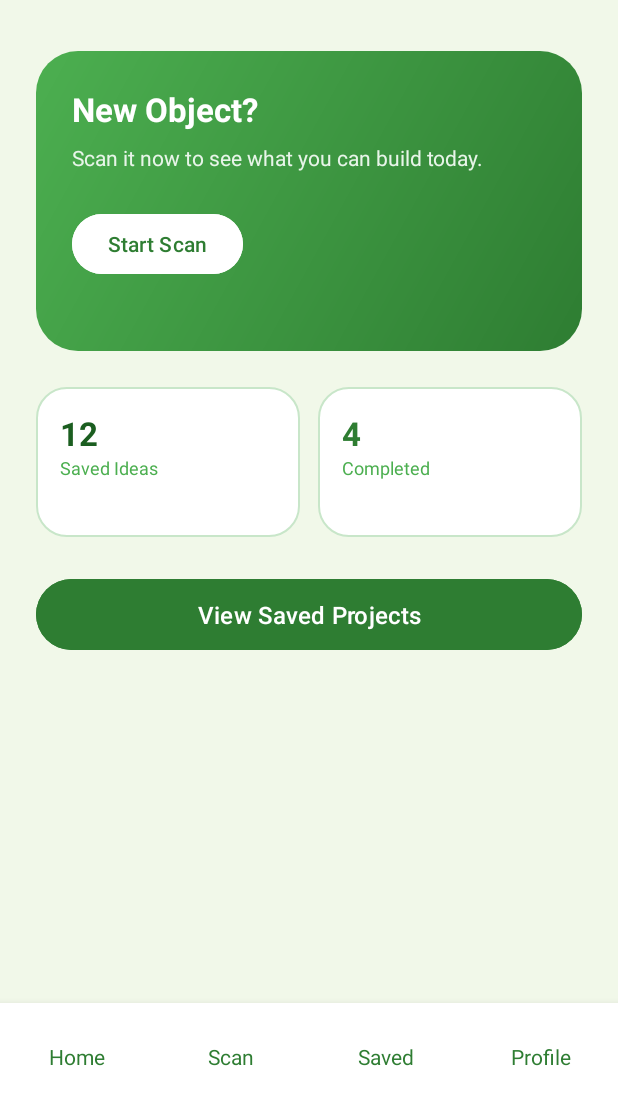
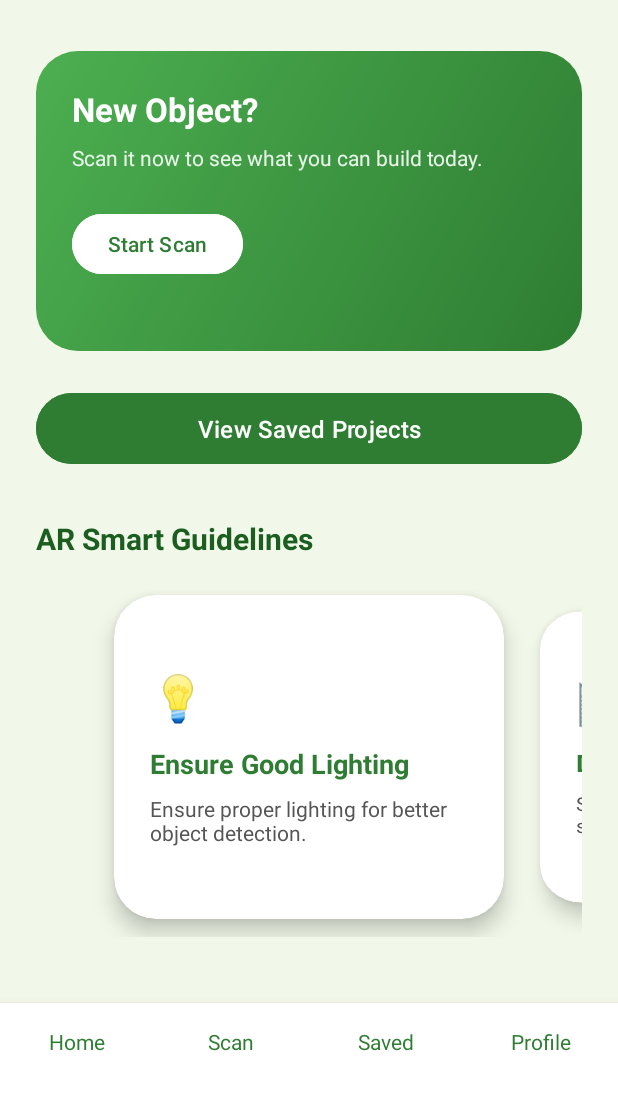
Before and after one commit to 1118akshara/Recreate, an Android app: the screen it shows after launch (HomeActivity), on a phone screen of 412 x 824 dp, the part 125-1236 px from its top. Run offline under Robolectric (Android 15) with nearby library versions, the phone set to English and light mode, and no system bars.

Commit message:
recreate final ui

```diff
--- a/app/src/main/AndroidManifest.xml
+++ b/app/src/main/AndroidManifest.xml
@@ -53,6 +53,9 @@
         <activity
             android:name=".activities.SavedProjectsActivity"
             android:exported="false" />
+        <activity
+            android:name=".activities.UserGuidelinesActivity"
+            android:exported="false" />
         <!-- AR Scan -->
         <activity
             android:name=".activities.ARScanActivity"
--- a/app/src/main/java/com/btech/recreate/activities/HomeActivity.kt
+++ b/app/src/main/java/com/btech/recreate/activities/HomeActivity.kt
@@ -4,27 +4,67 @@ import android.content.Intent
 import android.os.Bundle
 import android.widget.Button
 import androidx.appcompat.app.AppCompatActivity
+import androidx.viewpager2.widget.ViewPager2
 import com.btech.recreate.R
+import com.btech.recreate.ar.ARTip
+import com.btech.recreate.ar.ARTipsAdapter
+import kotlin.math.abs
 
 class HomeActivity : AppCompatActivity() {
 
     override fun onCreate(savedInstanceState: Bundle?) {
         super.onCreate(savedInstanceState)
-
-        // THIS LINE IS REQUIRED
         setContentView(R.layout.activity_home)
 
+        // 🔥 Start Scan Button
         findViewById<Button>(R.id.btn_scan).setOnClickListener {
             startActivity(Intent(this, ARScanActivity::class.java))
         }
-        val btnSavedProjects = findViewById<Button>(R.id.btn_saved_projects)
 
-        btnSavedProjects.setOnClickListener {
-            val intent = Intent(this, SavedProjectsActivity::class.java)
-            startActivity(intent)
+        // 🔥 Saved Projects Button
+        findViewById<Button>(R.id.btn_saved_projects).setOnClickListener {
+            startActivity(Intent(this, SavedProjectsActivity::class.java))
         }
 
+        // 🔥 AR Smart Guidelines Carousel
+        val arTipsPager = findViewById<ViewPager2>(R.id.arTipsPager)
 
+        val tipsList = listOf(
+            ARTip(
+                "💡",
+                "Ensure Good Lighting",
+                "Ensure proper lighting for better object detection."
+            ),
+            ARTip(
+                "📐",
+                "Detect Flat Surfaces",
+                "Scan tables or floors first for stable placement."
+            ),
+            ARTip(
+                "🧭",
+                "Scan Multiple Angles",
+                "Capture object from multiple angles for accurate dimensions."
+            ),
+            ARTip(
+                "📖",
+                "View Full User Guidelines",
+                "Tap here to explore detailed AR usage instructions.",
+                true
+            )
+        )
 
+        arTipsPager.adapter = ARTipsAdapter(tipsList)
+
+        // ✅ Premium Peek Effect
+        arTipsPager.clipToPadding = false
+        arTipsPager.clipChildren = false
+        arTipsPager.offscreenPageLimit = 3
+        arTipsPager.setPadding(60, 0, 60, 0)
+
+        // ✅ Smooth Scale Animation
+        arTipsPager.setPageTransformer { page, position ->
+            val scale = 0.9f + (1 - abs(position)) * 0.1f
+            page.scaleY = scale
+        }
     }
 }
--- /dev/null
+++ b/app/src/main/java/com/btech/recreate/ar/ARTipsAdapter.kt
@@ -0,0 +1,54 @@
+package com.btech.recreate.ar
+
+import android.content.Intent
+import android.view.LayoutInflater
+import android.view.View
+import android.view.ViewGroup
+import android.widget.TextView
+import androidx.recyclerview.widget.RecyclerView
+import com.btech.recreate.R
+import com.btech.recreate.activities.UserGuidelinesActivity
+
+class ARTipsAdapter(
+    private val tips: List<ARTip>
+) : RecyclerView.Adapter<ARTipsAdapter.TipViewHolder>() {
+
+    class TipViewHolder(view: View) : RecyclerView.ViewHolder(view) {
+        val icon: TextView = view.findViewById(R.id.tipIcon)
+        val title: TextView = view.findViewById(R.id.tipTitle)
+        val description: TextView = view.findViewById(R.id.tipDescription)
+    }
+
+    override fun onCreateViewHolder(parent: ViewGroup, viewType: Int): TipViewHolder {
+        val view = LayoutInflater.from(parent.context)
+            .inflate(R.layout.item_ar_tip, parent, false)
+        return TipViewHolder(view)
+    }
+
+    override fun onBindViewHolder(holder: TipViewHolder, position: Int) {
+
+        val tip = tips[position]
+
+        holder.icon.text = tip.icon
+        holder.title.text = tip.title
+        holder.description.text = tip.description
+
+        if (tip.isNavigationCard) {
+            holder.itemView.setOnClickListener {
+                val context = holder.itemView.context
+                context.startActivity(
+                    Intent(context, UserGuidelinesActivity::class.java)
+                )
+            }
+        }
+    }
+
+    override fun getItemCount(): Int = tips.size
+}
+
+data class ARTip(
+    val icon: String,
+    val title: String,
+    val description: String,
+    val isNavigationCard: Boolean = false
+)
--- a/app/src/main/java/com/btech/recreate/network/ServerConfig.kt
+++ b/app/src/main/java/com/btech/recreate/network/ServerConfig.kt
@@ -3,6 +3,6 @@ package com.btech.recreate.network
 object ServerConfig {
 
     // Change this IP when needed
-    var BASE_URL = "http://192.168.20.4:8000"
+    var BASE_URL = "http://192.168.20.3:8000"
 
 }
--- a/app/src/main/res/layout/activity_home.xml
+++ b/app/src/main/res/layout/activity_home.xml
@@ -9,7 +9,8 @@
     <ScrollView
         android:layout_width="match_parent"
         android:layout_height="match_parent"
-        android:layout_above="@id/bottomNav">
+        android:layout_above="@id/bottomNav"
+        android:fillViewport="true">
 
         <LinearLayout
             android:layout_width="match_parent"
@@ -31,20 +32,20 @@
                     android:orientation="vertical">
 
                     <TextView
-                        android:layout_width="wrap_content"
-                        android:layout_height="wrap_content"
                         android:text="recreate"
                         android:textSize="28sp"
                         android:textStyle="bold"
-                        android:textColor="#1B5E20"/>
+                        android:textColor="#1B5E20"
+                        android:layout_width="wrap_content"
+                        android:layout_height="wrap_content"/>
 
                     <TextView
-                        android:layout_width="wrap_content"
-                        android:layout_height="wrap_content"
                         android:text="Welcome back, User"
                         android:textSize="14sp"
                         android:textColor="#4CAF50"
-                        android:layout_marginTop="4dp"/>
+                        android:layout_marginTop="4dp"
+                        android:layout_width="wrap_content"
+                        android:layout_height="wrap_content"/>
                 </LinearLayout>
 
                 <TextView
@@ -68,20 +69,20 @@
                 android:orientation="vertical">
 
                 <TextView
-                    android:layout_width="wrap_content"
-                    android:layout_height="wrap_content"
                     android:text="New Object?"
                     android:textSize="22sp"
                     android:textStyle="bold"
-                    android:textColor="#FFFFFF"/>
+                    android:textColor="#FFFFFF"
+                    android:layout_width="wrap_content"
+                    android:layout_height="wrap_content"/>
 
                 <TextView
-                    android:layout_width="wrap_content"
-                    android:layout_height="wrap_content"
                     android:text="Scan it now to see what you can build today."
                     android:textSize="14sp"
                     android:textColor="#E8F5E9"
-                    android:layout_marginTop="8dp"/>
+                    android:layout_marginTop="8dp"
+                    android:layout_width="wrap_content"
+                    android:layout_height="wrap_content"/>
 
                 <Button
                     android:id="@+id/btn_scan"
@@ -93,63 +94,8 @@
                     android:textColor="#2E7D32"/>
             </LinearLayout>
 
-            <!-- STATS -->
-            <LinearLayout
-                android:layout_width="match_parent"
-                android:layout_height="wrap_content"
-                android:orientation="horizontal"
-                android:layout_marginTop="24dp"
-                android:baselineAligned="false">
 
-                <LinearLayout
-                    android:layout_width="0dp"
-                    android:layout_height="100dp"
-                    android:layout_weight="1"
-                    android:background="@drawable/stat_card_bg_green"
-                    android:padding="16dp"
-                    android:orientation="vertical">
-
-                    <TextView
-                        android:layout_width="wrap_content"
-                        android:layout_height="wrap_content"
-                        android:text="12"
-                        android:textSize="22sp"
-                        android:textStyle="bold"
-                        android:textColor="#1B5E20"/>
-
-                    <TextView
-                        android:layout_width="wrap_content"
-                        android:layout_height="wrap_content"
-                        android:text="Saved Ideas"
-                        android:textSize="12sp"
-                        android:textColor="#4CAF50"/>
-                </LinearLayout>
-
-                <LinearLayout
-                    android:layout_width="0dp"
-                    android:layout_height="100dp"
-                    android:layout_weight="1"
-                    android:layout_marginStart="12dp"
-                    android:background="@drawable/stat_card_bg_green"
-                    android:padding="16dp"
-                    android:orientation="vertical">
-
-                    <TextView
-                        android:layout_width="wrap_content"
-                        android:layout_height="wrap_content"
-                        android:text="4"
-                        android:textSize="22sp"
-                        android:textStyle="bold"
-                        android:textColor="#2E7D32"/>
-
-                    <TextView
-                        android:layout_width="wrap_content"
-                        android:layout_height="wrap_content"
-                        android:text="Completed"
-                        android:textSize="12sp"
-                        android:textColor="#4CAF50"/>
-                </LinearLayout>
-            </LinearLayout>
+            <!-- SAVED PROJECTS BUTTON -->
             <Button
                 android:id="@+id/btn_saved_projects"
                 android:layout_width="match_parent"
@@ -160,8 +106,27 @@
                 android:backgroundTint="#2E7D32"
                 android:textColor="@android:color/white"
                 android:layout_marginTop="24dp"
-                android:layout_marginBottom="24dp"
+                android:layout_marginBottom="16dp"
                 android:elevation="4dp"/>
+
+            <!-- AR SMART GUIDELINES TITLE -->
+            <TextView
+                android:text="AR Smart Guidelines"
+                android:textSize="20sp"
+                android:textStyle="bold"
+                android:textColor="#1B5E20"
+                android:layout_marginTop="16dp"
+                android:layout_marginBottom="12dp"
+                android:layout_width="wrap_content"
+                android:layout_height="wrap_content"/>
+
+            <!-- VIEWPAGER -->
+            <androidx.viewpager2.widget.ViewPager2
+                android:id="@+id/arTipsPager"
+                android:layout_width="match_parent"
+                android:layout_height="240dp"
+                android:layout_marginBottom="32dp"/>
+
         </LinearLayout>
     </ScrollView>
 
@@ -169,12 +134,14 @@
     <LinearLayout
         android:id="@+id/bottomNav"
         android:layout_width="match_parent"
-        android:layout_height="72dp"
+        android:layout_height="wrap_content"
+        android:minHeight="72dp"
         android:layout_alignParentBottom="true"
         android:background="#FFFFFF"
         android:elevation="8dp"
         android:gravity="center"
-        android:orientation="horizontal">
+        android:orientation="horizontal"
+        android:paddingBottom="20dp">
 
         <TextView
             android:layout_width="0dp"
--- /dev/null
+++ b/app/src/main/res/layout/item_ar_tip.xml
@@ -0,0 +1,43 @@
+<?xml version="1.0" encoding="utf-8"?>
+<androidx.cardview.widget.CardView
+    xmlns:android="http://schemas.android.com/apk/res/android"
+    xmlns:card_view="http://schemas.android.com/apk/res-auto"
+    android:layout_width="match_parent"
+    android:layout_height="match_parent"
+    android:layout_margin="12dp"
+    card_view:cardCornerRadius="28dp"
+    card_view:cardElevation="8dp"
+    card_view:cardBackgroundColor="@android:color/white">
+
+    <LinearLayout
+        android:layout_width="match_parent"
+        android:layout_height="match_parent"
+        android:orientation="vertical"
+        android:padding="24dp"
+        android:gravity="center_vertical">
+
+        <TextView
+            android:id="@+id/tipIcon"
+            android:layout_width="wrap_content"
+            android:layout_height="wrap_content"
+            android:textSize="30sp"/>
+
+        <TextView
+            android:id="@+id/tipTitle"
+            android:layout_width="wrap_content"
+            android:layout_height="wrap_content"
+            android:textSize="18sp"
+            android:textStyle="bold"
+            android:textColor="#2E7D32"
+            android:layout_marginTop="12dp"/>
+
+        <TextView
+            android:id="@+id/tipDescription"
+            android:layout_width="match_parent"
+            android:layout_height="wrap_content"
+            android:textSize="14sp"
+            android:textColor="#555555"
+            android:layout_marginTop="8dp"/>
+    </LinearLayout>
+
+</androidx.cardview.widget.CardView>
```
Also changed, not shown: app/build.gradle.kts (+10 -3 lines), app/src/main/java/com/btech/recreate/activities/UserGuidelinesActivity.kt (added, +12 -0 lines), app/src/main/res/layout/activity_user_guidelines.xml (added, +272 -0 lines), app/src/main/res/layout/guideline_card_steady.xml (added, +32 -0 lines), app/src/main/res/drawable/flat_surface_card.png (added), app/src/main/res/drawable/guidelines_card.png (added), app/src/main/res/drawable/lighting_card.png (added), 2 other files.
